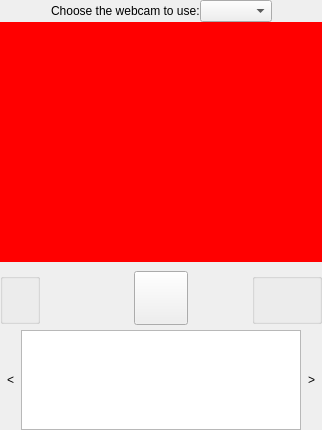
Before: the Qt Designer form src/mainWidget.ui in KDE/kamoso, drawn with Qt 5.
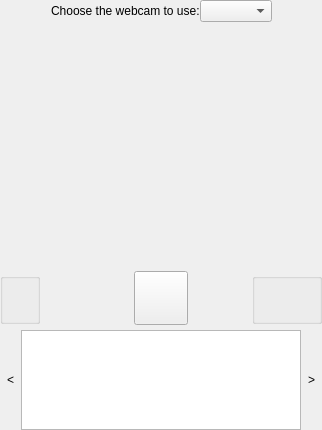
After: the same form once the commit is applied. Custom widgets are drawn as their Qt base class.

Commit message: Ups, removed background-color (testing stuff)

Diff of the .ui file:
```diff
--- a/src/mainWidget.ui
+++ b/src/mainWidget.ui
@@ -89,7 +89,7 @@
         </size>
        </property>
        <property name="styleSheet">
-        <string notr="true">background-color: red;</string>
+        <string notr="true"/>
        </property>
        <layout class="QVBoxLayout" name="verticalLayout_3">
         <property name="margin">
```
